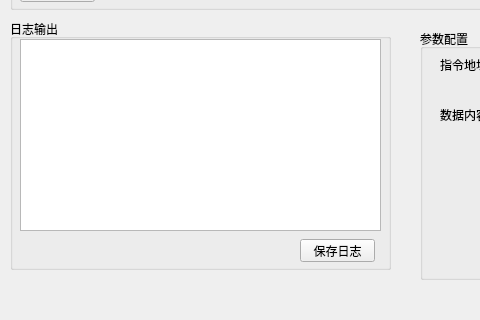
This is sata_tool.ui in kosoauska/test_tool as Qt 5 draws it before an edit; both pictures show x 0 to 480 and y 281 to 601 of the 765 by 601 pixel window. The edited form follows.
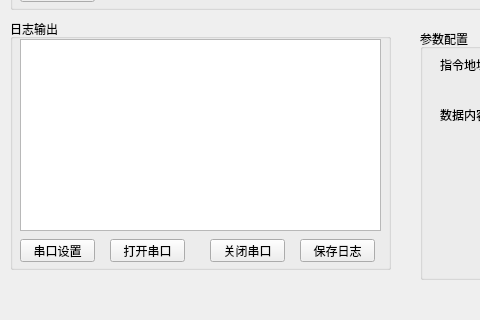
This is the edited form.

Commit message: add serial class

```diff
--- a/sata_tool.ui
+++ b/sata_tool.ui
@@ -48,6 +48,45 @@
      </rect>
     </property>
    </widget>
+   <widget class="QPushButton" name="serial_set">
+    <property name="geometry">
+     <rect>
+      <x>10</x>
+      <y>220</y>
+      <width>75</width>
+      <height>23</height>
+     </rect>
+    </property>
+    <property name="text">
+     <string>串口设置</string>
+    </property>
+   </widget>
+   <widget class="QPushButton" name="serial_open">
+    <property name="geometry">
+     <rect>
+      <x>100</x>
+      <y>220</y>
+      <width>75</width>
+      <height>23</height>
+     </rect>
+    </property>
+    <property name="text">
+     <string>打开串口</string>
+    </property>
+   </widget>
+   <widget class="QPushButton" name="serial_close">
+    <property name="geometry">
+     <rect>
+      <x>200</x>
+      <y>220</y>
+      <width>75</width>
+      <height>23</height>
+     </rect>
+    </property>
+    <property name="text">
+     <string>关闭串口</string>
+    </property>
+   </widget>
   </widget>
   <widget class="QGroupBox" name="groupBox">
    <property name="geometry">
```
Left out of the diff: 2 changed lines with no effect on the pictures. The commit also changes 4 other files.
